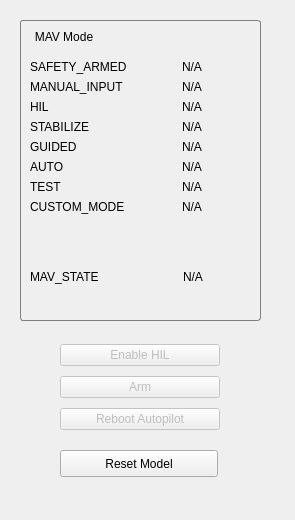
Old version of the form rqt_rotors/resource/mav_mode_widget.ui in the repository pvechersky/rotors_simulator.
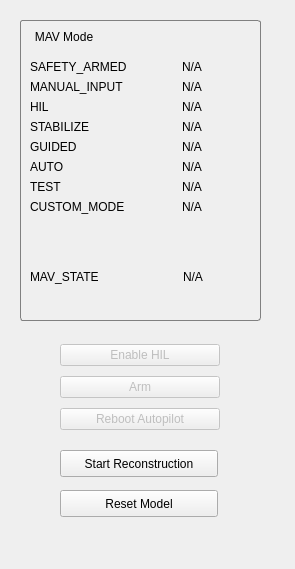
New version of the form.

Commit message: Adding tf broadcasting and gui button for reconstruction pipeline

```diff
--- a/rqt_rotors/resource/mav_mode_widget.ui
+++ b/rqt_rotors/resource/mav_mode_widget.ui
@@ -7,7 +7,7 @@
     <x>0</x>
     <y>0</y>
     <width>295</width>
-    <height>520</height>
+    <height>569</height>
    </rect>
   </property>
   <property name="sizePolicy">
@@ -309,7 +309,7 @@
     </item>
    </layout>
   </widget>
-  <widget class="QPushButton" name="button_reset_model">
+  <widget class="QPushButton" name="button_reconstruct">
    <property name="enabled">
     <bool>true</bool>
    </property>
@@ -317,6 +317,22 @@
     <rect>
      <x>60</x>
      <y>450</y>
+     <width>158</width>
+     <height>27</height>
+    </rect>
+   </property>
+   <property name="text">
+    <string>Start Reconstruction</string>
+   </property>
+  </widget>
+  <widget class="QPushButton" name="button_reset_model">
+   <property name="enabled">
+    <bool>true</bool>
+   </property>
+   <property name="geometry">
+    <rect>
+     <x>60</x>
+     <y>490</y>
      <width>158</width>
      <height>27</height>
     </rect>
```
The commit also changes 12 other files.
